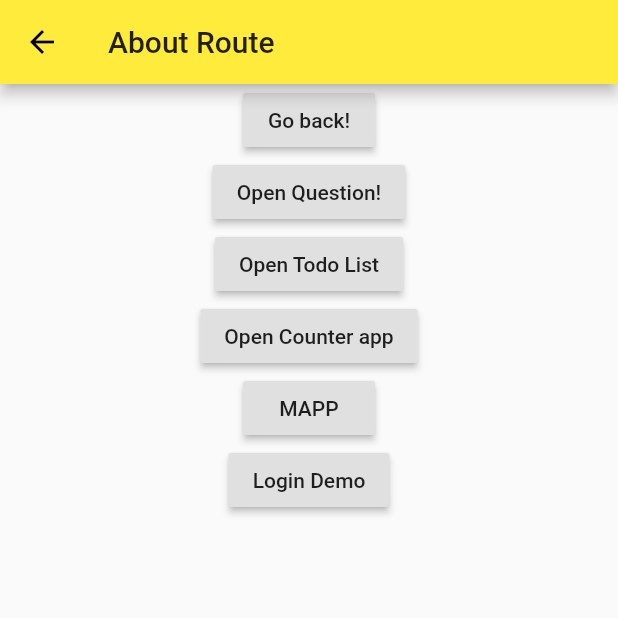
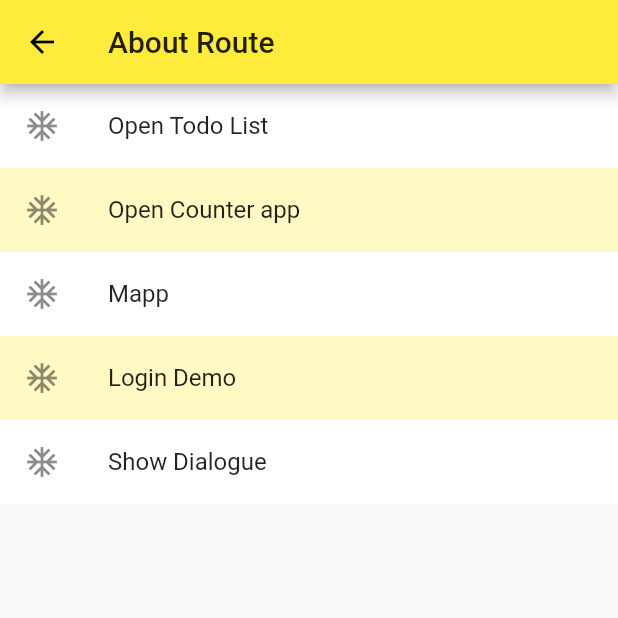
Before and after one commit to geforcesong/tflutter, a Flutter app: the AboutRoute screen opened by its route, on a phone screen of 412 x 824 dp, the top half of it. Run offline on Flutter 3.47's test engine with Material 2 defaults, Android fonts, the phone set to English and light mode, and no system bars.

Commit message:
refactor about

```diff
--- a/lib/about.dart
+++ b/lib/about.dart
@@ -1,7 +1,23 @@
 import 'package:flutter/material.dart';
 import 'SelectionScreen.dart';
 
+class NavigationLinkData {
+  String name;
+  String link;
+  NavigationLinkData(this.name, this.link);
+}
+
 class AboutRoute extends StatelessWidget {
+  List<NavigationLinkData> links = new List<NavigationLinkData>();
+
+  AboutRoute() {
+    links.add(new NavigationLinkData('Open Todo List', '/todos'));
+    links.add(new NavigationLinkData('Open Counter app', '/counterapp'));
+    links.add(new NavigationLinkData('Mapp', '/mapp'));
+    links.add(new NavigationLinkData('Login Demo', '/logindemo'));
+    links.add(new NavigationLinkData('Show Dialogue', 'showdialogue'));
+  }
+
   @override
   Widget build(BuildContext context) {
     return Scaffold(
@@ -13,48 +29,26 @@ class AboutRoute extends StatelessWidget {
       body: Builder(
         builder: (BuildContext context) {
           return Center(
-            child: Column(
-              children: <Widget>[
-                RaisedButton(
-                  onPressed: () {
-                    Navigator.pop(context);
-                    // Navigator.pushNamed(context, '/');
-                  },
-                  child: Text('Go back!'),
-                ),
-                RaisedButton(
-                  onPressed: () {
-                    _navigateAndDisplaySelection(context);
-                  },
-                  child: Text('Open Question!'),
-                ),
-                RaisedButton(
-                  onPressed: () {
-                    Navigator.pushNamed(context, '/todos');
-                  },
-                  child: Text('Open Todo List'),
-                ),
-                RaisedButton(
-                  onPressed: () {
-                    Navigator.pushNamed(context, '/counterapp');
-                  },
-                  child: Text('Open Counter app'),
-                ),
-                RaisedButton(
-                  onPressed: () {
-                    Navigator.pushNamed(context, '/mapp');
-                  },
-                  child: Text('MAPP'),
-                ),
-                RaisedButton(
-                  onPressed: () {
-                    Navigator.pushNamed(context, '/logindemo');
-                  },
-                  child: Text('Login Demo'),
-                )
-              ],
-            ),
-          );
+              child: ListView.builder(
+            itemCount: links.length,
+            itemBuilder: (context, index) {
+              var item = links[index];
+              return Container(
+                  decoration: BoxDecoration(
+                      color: index % 2 == 0 ? Colors.white : Colors.yellow[100]),
+                  child: ListTile(
+                    title: Text(item.name),
+                    leading: Icon(Icons.ac_unit),
+                    onTap: () {
+                      if (item.link == 'showdialogue') {
+                        _navigateAndDisplaySelection(context);
+                      } else {
+                        Navigator.pushNamed(context, item.link);
+                      }
+                    },
+                  ));
+            },
+          ));
         },
       ),
     );
```
